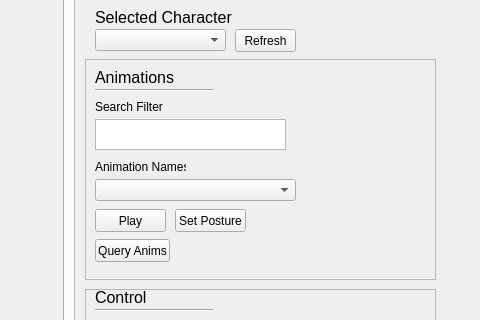
Old version of the form core/sbmonitor/gui/designer/SbmDebuggerForm.ui in the repository DrAlta/smartbody; both pictures show x 689 to 1169 and y 84 to 404 of the 1264 by 882 pixel window.
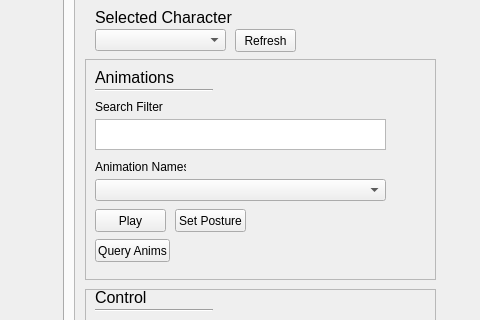
New version of the form. Icons and pictures are not drawn.

Commit message: sbmonitor- adjusted animation combo box size

```diff
--- a/core/sbmonitor/gui/designer/SbmDebuggerForm.ui
+++ b/core/sbmonitor/gui/designer/SbmDebuggerForm.ui
@@ -382,7 +382,7 @@
                <rect>
                 <x>10</x>
                 <y>120</y>
-                <width>201</width>
+                <width>291</width>
                 <height>22</height>
                </rect>
               </property>
@@ -410,7 +410,7 @@
                <rect>
                 <x>10</x>
                 <y>60</y>
-                <width>191</width>
+                <width>291</width>
                 <height>31</height>
                </rect>
               </property>
```
Left out of the diff: 1 changed line with no effect on the pictures. The commit also changes 2 other files.
